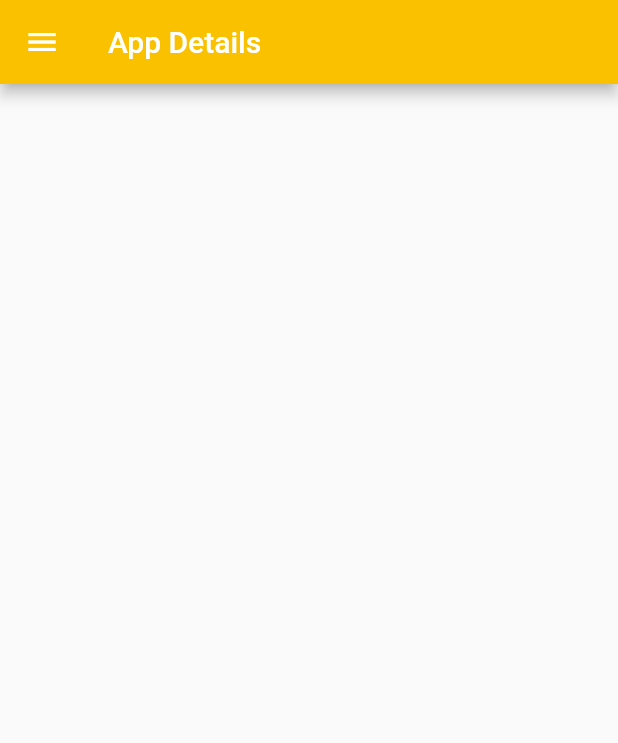
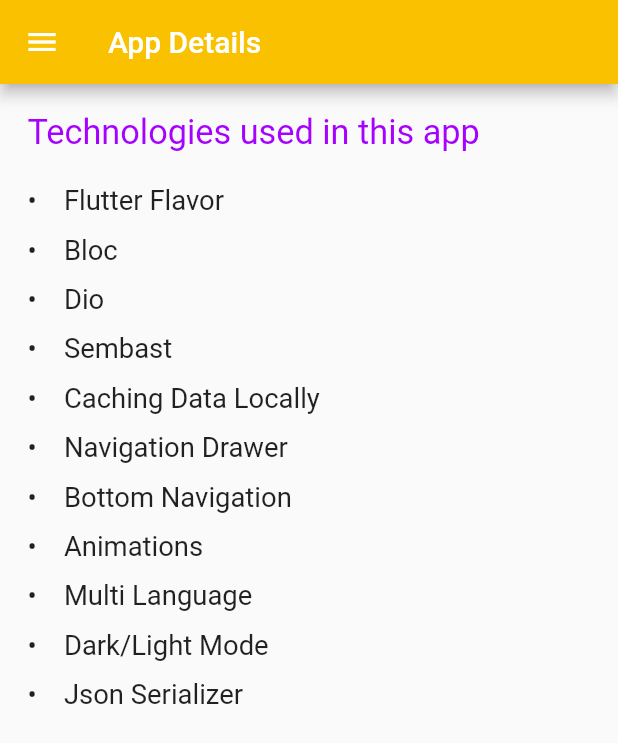
Before and after one commit to khamidjon-khamidov/CV-for-Khamidjon-Flutter-, a Flutter app: the AppDetailsPage screen opened directly, on a phone screen of 412 x 824 dp. Shown: the top 743 px of the screen. Run offline on Flutter 3.47's test engine with Material 2 defaults, Android fonts, the phone set to English and light mode, and no system bars; our stand-ins replace animated_text_kit, bloc, bloc_concurrency, cached_network_image, connectivity_plus, dio and 12 more; missing offline and left inert: animated_widgets, encrypt, flutter_scale_tap; accounts and stored records are empty; generated files the repository leaves out were written again; network calls fail.

Commit message:
add app details page

```diff
--- a/lib/routes.dart
+++ b/lib/routes.dart
@@ -70,7 +70,7 @@
       );
 
   static Route<void> appDetailsRoute() => PageTransition.slide(
-        const AppDetailsPage(),
+        AppDetailsPage(),
         const RouteSettings(name: _appDetailsPage),
       );
 
--- a/lib/ui/screens/app_details/view/app_details.dart
+++ b/lib/ui/screens/app_details/view/app_details.dart
@@ -1,9 +1,24 @@
 import 'package:cv_for_khamidjon/generated/l10n.dart';
 import 'package:cv_for_khamidjon/ui/components/app_drawer.dart';
 import 'package:flutter/material.dart';
+import 'package:flutter_screenutil/flutter_screenutil.dart';
 
 class AppDetailsPage extends StatelessWidget {
-  const AppDetailsPage({Key? key}) : super(key: key);
+  AppDetailsPage({Key? key}) : super(key: key);
+  final String prefix = '•    ';
+  final listTechnologies = [
+    'Flutter Flavor',
+    'Bloc',
+    'Dio',
+    'Sembast',
+    'Caching Data Locally',
+    'Navigation Drawer',
+    'Bottom Navigation',
+    'Animations',
+    'Multi Language',
+    'Dark/Light Mode',
+    'Json Serializer',
+  ];
 
   @override
   Widget build(BuildContext context) {
@@ -12,7 +27,40 @@
         title: Text(S.current.page_app_details),
       ),
       drawer: AppDrawer(),
-      body: Container(),
+      body: Container(
+        padding: EdgeInsets.symmetric(horizontal: 16.w),
+        width: double.infinity,
+        child: Column(
+          crossAxisAlignment: CrossAxisAlignment.start,
+          children: [
+            SizedBox(height: 16.h),
+            Text(
+              'Technologies used in this app',
+              textAlign: TextAlign.center,
+              style: TextStyle(
+                fontSize: 20.sp,
+                color: Theme.of(context).colorScheme.secondary,
+              ),
+            ),
+            SizedBox(height: 15),
+            Column(
+              mainAxisSize: MainAxisSize.min,
+              crossAxisAlignment: CrossAxisAlignment.start,
+              children: listTechnologies
+                  .map(
+                    (text) => Padding(
+                      padding: EdgeInsets.symmetric(vertical: 5.h),
+                      child: Text(
+                        '${prefix}$text',
+                        style: TextStyle(fontSize: 16.sp),
+                      ),
+                    ),
+                  )
+                  .toList(),
+            ),
+          ],
+        ),
+      ),
     );
   }
 }
```
